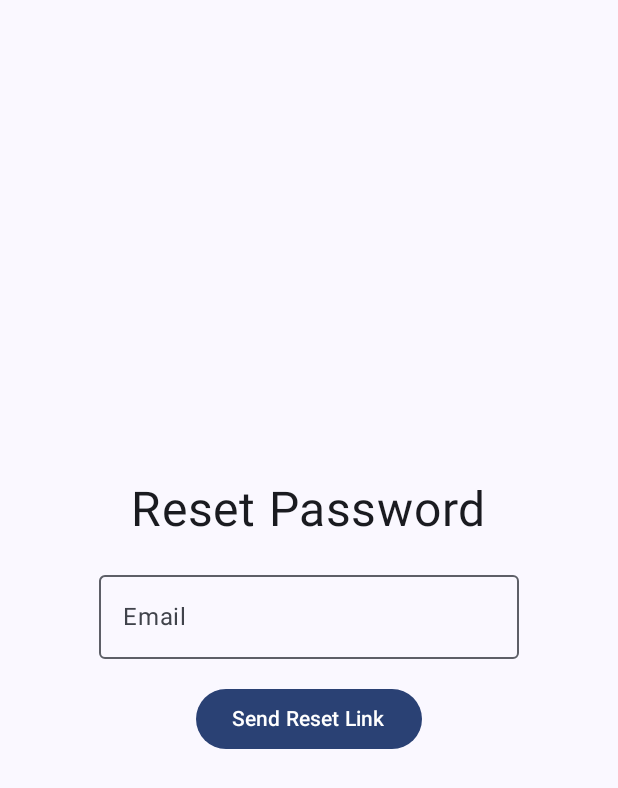
After one commit to himikko1/Eksamens_Zitkova, an Android app built with Jetpack Compose: the composable ResetPasswordPage shown on its own in the app's theme, on a phone screen of 412 x 824 dp. The commit adds this screen. Shown: the top 788 px of the screen. Run offline under Robolectric (Android 15) with nearby library versions, the phone set to English and light mode, and no system bars.

Commit message:
Izveidoju todo list, lai izvadijas un taisu vizualo dalu tagad, ka ari meginaju uztaisit reset password, bet to velak koregesu

```diff
--- a/app/src/main/java/com/example/myapplication/MyAppNavigation.kt
+++ b/app/src/main/java/com/example/myapplication/MyAppNavigation.kt
@@ -128,10 +128,10 @@ fun MyAppNavigation(modifier: Modifier = Modifier, authViewModel: AuthViewModel)
                         horizontalAlignment = Alignment.CenterHorizontally,
                         verticalArrangement = Arrangement.Center
                     ) {
-                        // Get current user from Firebase
+                        // dabuj user from firebase
                         val user = com.google.firebase.auth.FirebaseAuth.getInstance().currentUser
 
-                        // Extract user's name (email prefix or display name if available)
+                        // izraksta lietotāja vārdu
                         val userName = when {
                             !user?.displayName.isNullOrEmpty() -> user?.displayName
                             !user?.email.isNullOrEmpty() -> user?.email?.substringBefore('@')
@@ -166,7 +166,7 @@ fun MyAppNavigation(modifier: Modifier = Modifier, authViewModel: AuthViewModel)
                 }
             }
 
-            // Используем нашу новую страницу настроек вместо временной
+            // izmantoju jaunu iestatijumu lapu , nevis pagaidu lapu
             composable(BottomNavItem.Settings.route) {
                 SettingsPage(modifier, navController, authViewModel)
             }
--- /dev/null
+++ b/app/src/main/java/com/example/myapplication/pages/ResetPasswordPage.kt
@@ -0,0 +1,67 @@
+package com.example.myapplication.pages
+
+import android.widget.Toast
+import androidx.compose.foundation.layout.*
+import androidx.compose.material3.Button
+import androidx.compose.material3.OutlinedTextField
+import androidx.compose.material3.Text
+import androidx.compose.runtime.Composable
+import androidx.compose.runtime.mutableStateOf
+import androidx.compose.runtime.remember
+import androidx.compose.runtime.LaunchedEffect
+import androidx.compose.runtime.getValue
+import androidx.compose.runtime.setValue
+import androidx.compose.ui.Alignment
+import androidx.compose.ui.Modifier
+import androidx.compose.ui.platform.LocalContext
+import androidx.compose.ui.unit.dp
+import androidx.compose.ui.unit.sp
+import androidx.navigation.NavController
+import com.example.myapplication.AuthViewModel
+
+@Composable
+fun ResetPasswordPage(
+    modifier: Modifier = Modifier,
+    navController: NavController,
+    authViewModel: AuthViewModel
+) {
+    var email by remember { mutableStateOf("") }
+    val context = LocalContext.current
+
+    Column(
+        modifier = modifier
+            .fillMaxSize()
+            .padding(16.dp),
+        verticalArrangement = Arrangement.Center,
+        horizontalAlignment = Alignment.CenterHorizontally
+    ) {
+        Text(text = "Reset Password", fontSize = 32.sp)
+
+        Spacer(modifier = Modifier.height(16.dp))
+
+        OutlinedTextField(
+            value = email,
+            onValueChange = { email = it },
+            label = { Text(text = "Email") }
+        )
+
+        Spacer(modifier = Modifier.height(16.dp))
+
+        Button(onClick = {
+            if (email.isNotEmpty()) {
+                authViewModel.resetPassword(email) { success, message ->
+                    if (success) {
+                        Toast.makeText(context, "Reset link sent to your email", Toast.LENGTH_SHORT).show()
+                        navController.popBackStack() // uz iepriekšējo ekrānu
+                    } else {
+                        Toast.makeText(context, message, Toast.LENGTH_SHORT).show()
+                    }
+                }
+            } else {
+                Toast.makeText(context, "Please enter your email", Toast.LENGTH_SHORT).show()
+            }
+        }) {
+            Text(text = "Send Reset Link")
+        }
+    }
+}
```
Also changed, not shown: app/src/main/java/com/example/myapplication/AuthViewModel.kt (+12 -0 lines), app/src/main/java/com/example/myapplication/pages/HomePage.kt (+48 -8 lines), app/src/main/java/com/example/myapplication/pages/LoginPage.kt (+9 -0 lines), app/src/main/java/com/example/myapplication/pages/Todo.kt (added, +18 -0 lines).
